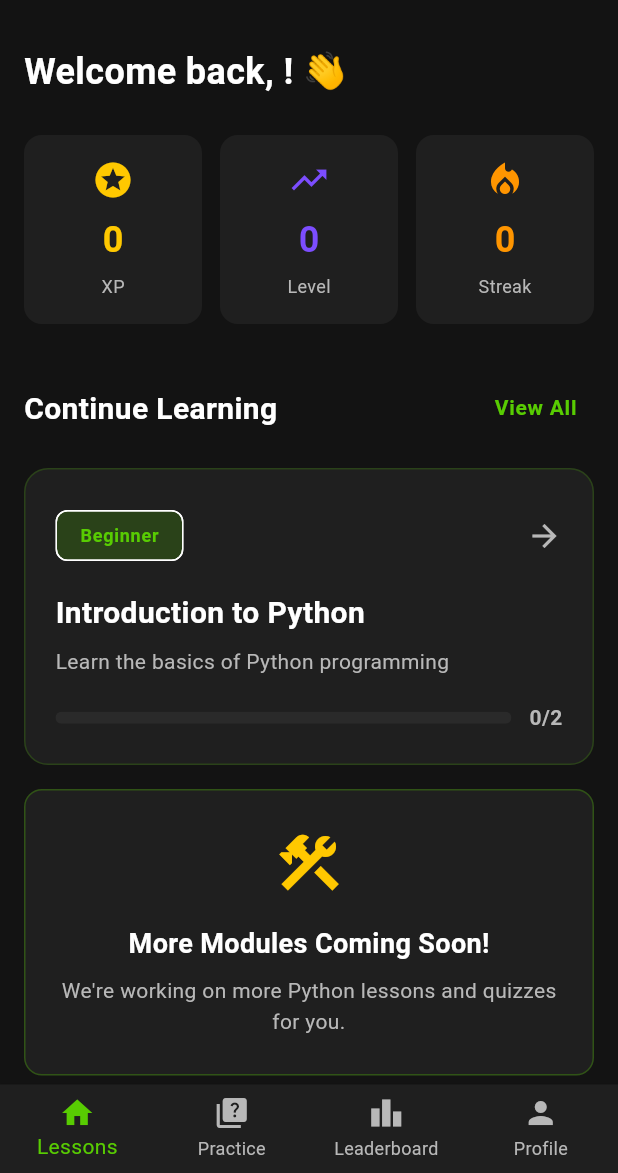
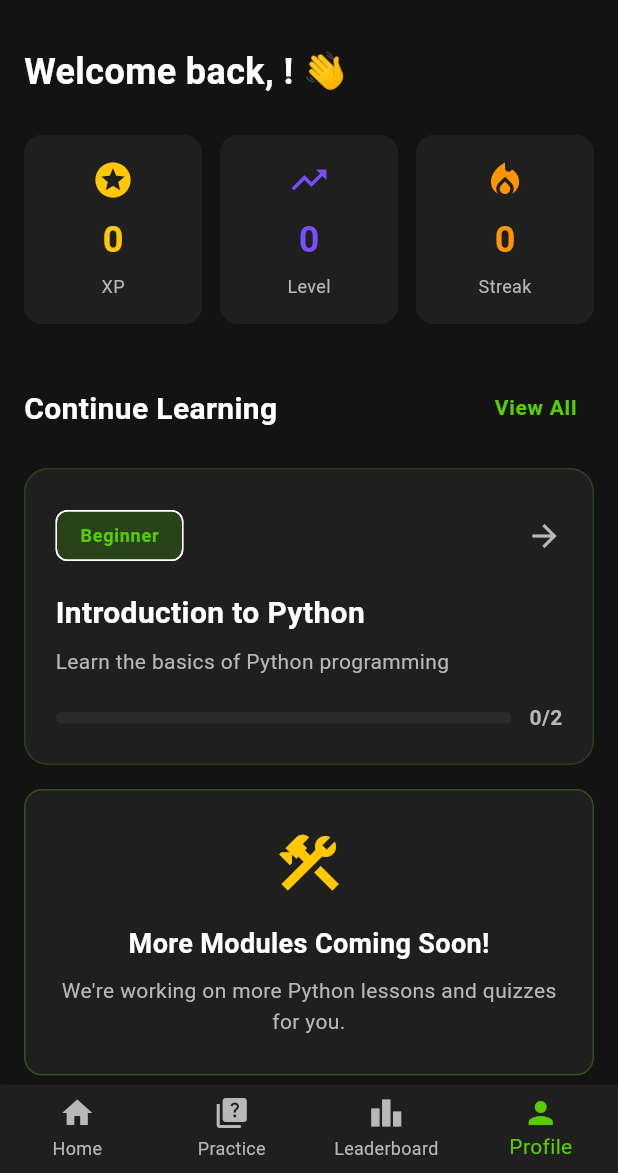
Before and after one commit to qulDev/codedly, a Flutter app: the screen it shows once a user with an empty profile is signed in, on a phone screen of 412 x 824 dp, the part 63-1236 px from its top. Run offline on Flutter 3.47's test engine with Material 3 defaults, Android fonts, the phone set to English and light mode, and no system bars; our stand-ins replace connectivity_plus, dartz, equatable, flutter_dotenv, flutter_riverpod, get_it and 3 more; missing offline and left inert: flutter_python_bridge; accounts and stored records are empty; generated files the repository leaves out were written again.

Commit message:
feat: replace BottomNavigationBar with CustomBottomNavBar in Home, Leaderboard, and Profile screens

```diff
--- a/lib/features/home/presentation/screens/home_screen.dart
+++ b/lib/features/home/presentation/screens/home_screen.dart
@@ -1,3 +1,4 @@
+import 'package:codedly/shared/widgets/custom_bottom_nav_bar.dart';
 import 'package:flutter/material.dart';
 import 'package:flutter_riverpod/flutter_riverpod.dart';
 import 'package:codedly/core/l10n/generated/app_localizations.dart';
@@ -225,44 +226,7 @@
           ),
         ),
       ),
-      bottomNavigationBar: BottomNavigationBar(
-        backgroundColor: AppColors.surface,
-        selectedItemColor: AppColors.primary,
-        unselectedItemColor: AppColors.textSecondary,
-        currentIndex: 0,
-        type: BottomNavigationBarType.fixed,
-        items: [
-          BottomNavigationBarItem(
-            icon: const Icon(Icons.home),
-            label: l10n.lessons,
-          ),
-          BottomNavigationBarItem(
-            icon: const Icon(Icons.quiz),
-            label: l10n.practice,
-          ),
-          BottomNavigationBarItem(
-            icon: const Icon(Icons.leaderboard),
-            label: l10n.leaderboard,
-          ),
-          BottomNavigationBarItem(
-            icon: const Icon(Icons.person),
-            label: l10n.profile,
-          ),
-        ],
-        onTap: (index) {
-          if (index == 0) {
-            return;
-          } else if (index == 2) {
-            Navigator.pushNamed(context, AppRoutes.leaderboard);
-          } else if (index == 3) {
-            Navigator.pushNamed(context, AppRoutes.profile);
-          } else {
-            ScaffoldMessenger.of(context).showSnackBar(
-              SnackBar(content: Text('Tab ${index + 1} coming soon! 🚀')),
-            );
-          }
-        },
-      ),
+      bottomNavigationBar: const CustomBottomNavBar(),
     );
   }
 }
```
Also changed, not shown: lib/features/leaderboard/presentation/screens/leaderboard_screen.dart (+2 -38 lines), lib/features/profile/presentation/screens/profile_screen.dart (+3 -29 lines).
